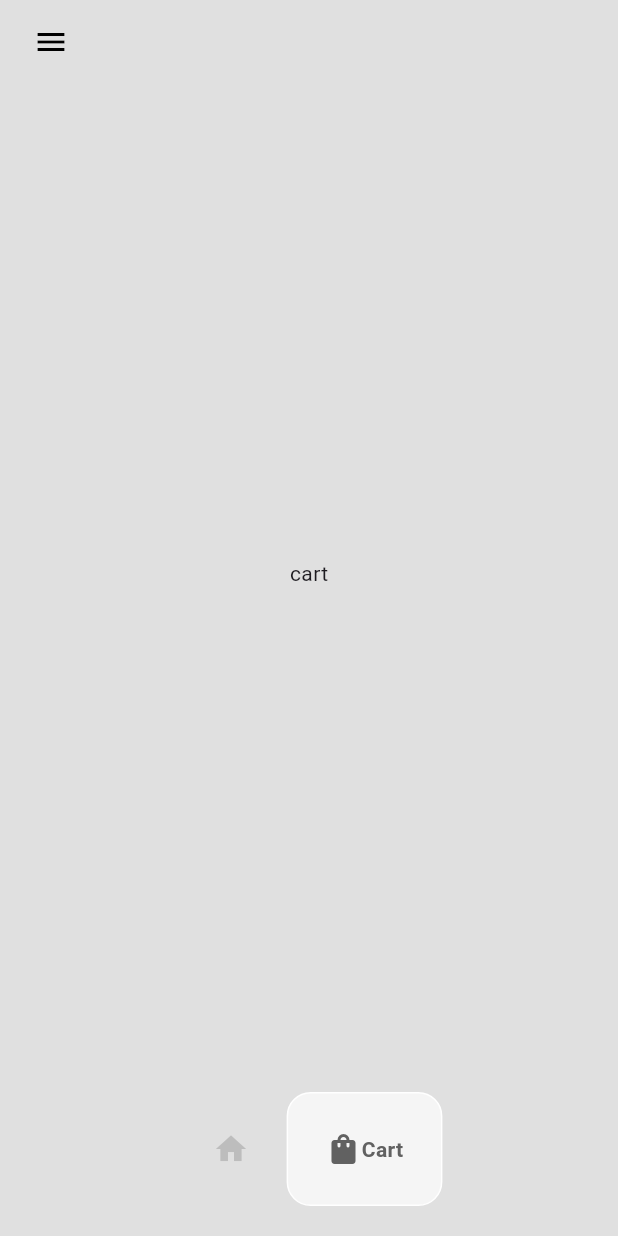
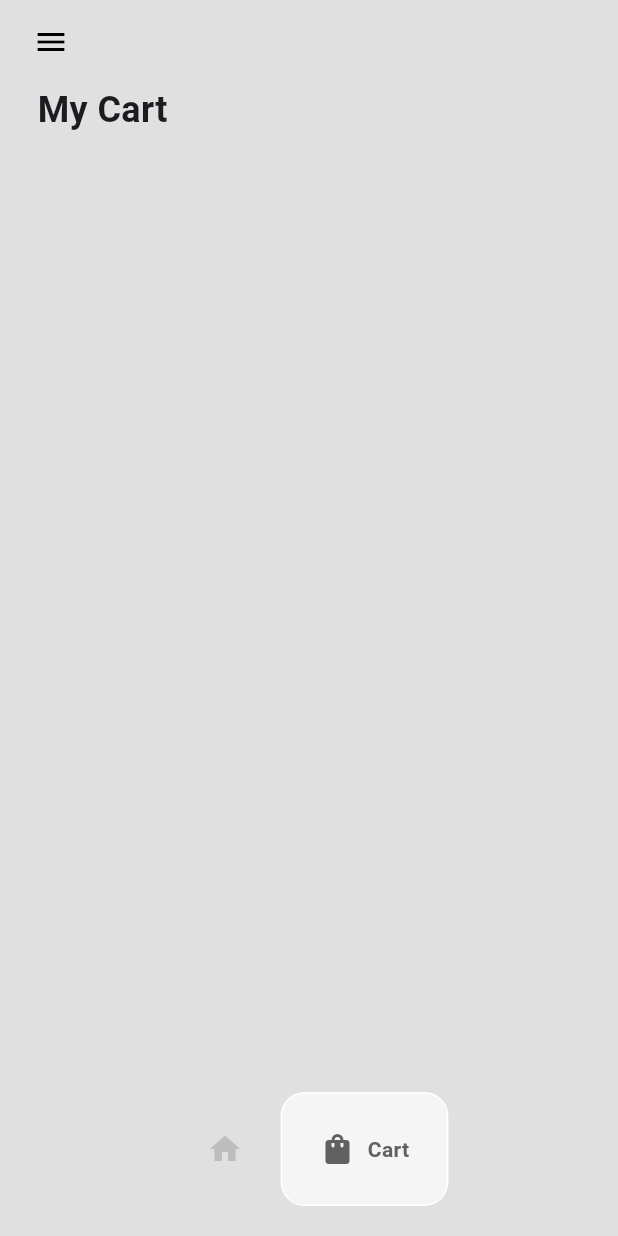
Before and after one commit to Aspharier/sneakershopping_flutter, a Flutter app: the HomePage screen opened directly, item 2 of the bottom bar chosen, on a phone screen of 412 x 824 dp. Run offline on Flutter 3.47's test engine with Material 3 defaults, Android fonts, the phone set to English and light mode, and no system bars; drawn by our look-alikes of google_nav_bar.

Commit message:
final commit

```diff
--- a/lib/components/bottom_nav_bar.dart
+++ b/lib/components/bottom_nav_bar.dart
@@ -15,6 +15,7 @@ class MyBottomNavBar extends StatelessWidget {
         tabBackgroundColor: Colors.grey.shade100,
         mainAxisAlignment: MainAxisAlignment.center,
         tabBorderRadius: 16,
+        gap: 8,
         onTabChange: (value) => onTabChange!(value),
         tabs: const [
           GButton(
--- a/lib/pages/cart_page.dart
+++ b/lib/pages/cart_page.dart
@@ -1,10 +1,47 @@
 import 'package:flutter/material.dart';
+import 'package:provider/provider.dart';
+import 'package:sneakershopping_flutter/components/cart_item.dart';
+import 'package:sneakershopping_flutter/models/cart.dart';
+import 'package:sneakershopping_flutter/models/shoe.dart';
 
 class CartPage extends StatelessWidget {
   const CartPage({super.key});
 
   @override
   Widget build(BuildContext context) {
-    return Center(child: Text('cart'),);
+    return Consumer<Cart>(builder: (context, value, child) => Padding(
+      padding: const EdgeInsets.symmetric(horizontal: 25.0),
+      child: Column(
+        crossAxisAlignment: CrossAxisAlignment.start,
+        children: [
+          // heading
+
+          const Text('My Cart',
+          style: TextStyle(
+            fontWeight: FontWeight.bold,
+            fontSize: 24,
+          ),
+          ),
+
+          const SizedBox(height: 20,),
+
+          Expanded(
+            child:ListView.builder(
+              itemCount: value.getUserCart().length,
+              itemBuilder: (context, index) {
+             // get individual shoe
+              Shoe individualShoe = value.getUserCart()[index];
+
+              // return the cart item
+              return CartItem(
+                shoe: individualShoe,
+              );
+            },
+            ),
+
+          ),
+        ],
+      ),
+    ));
   }
 }
```
Also changed, not shown: lib/components/cart_item.dart (added, +43 -0 lines), lib/components/shoe_tile.dart (+11 -3 lines), lib/pages/shop_page.dart (+20 -2 lines).
